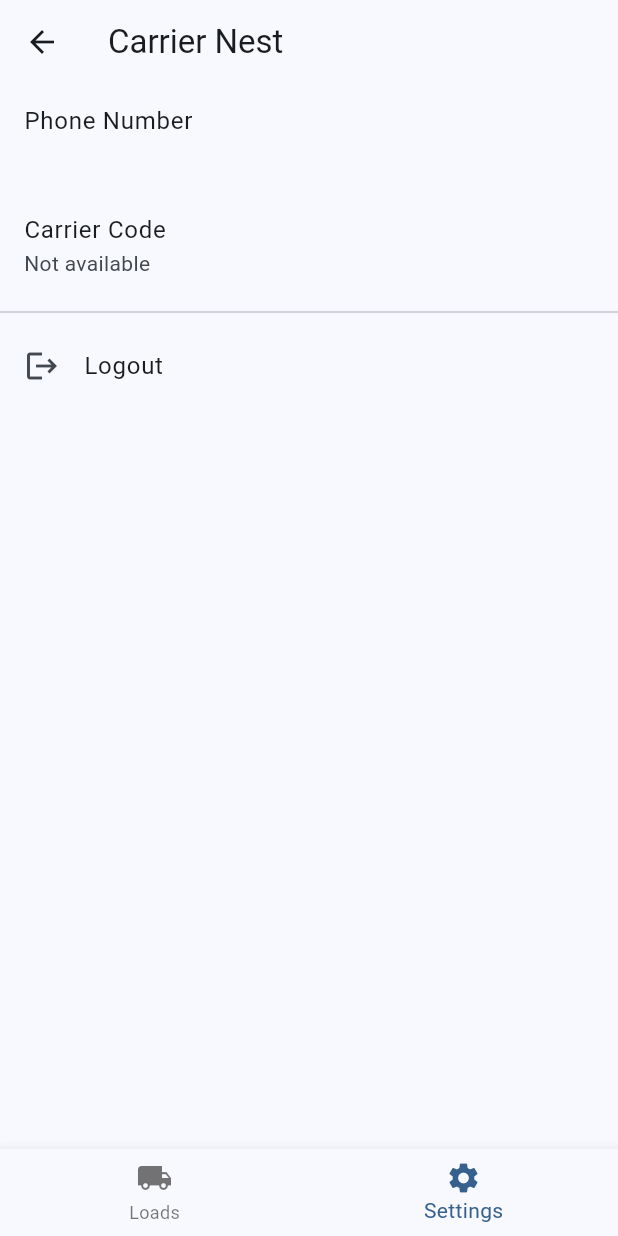
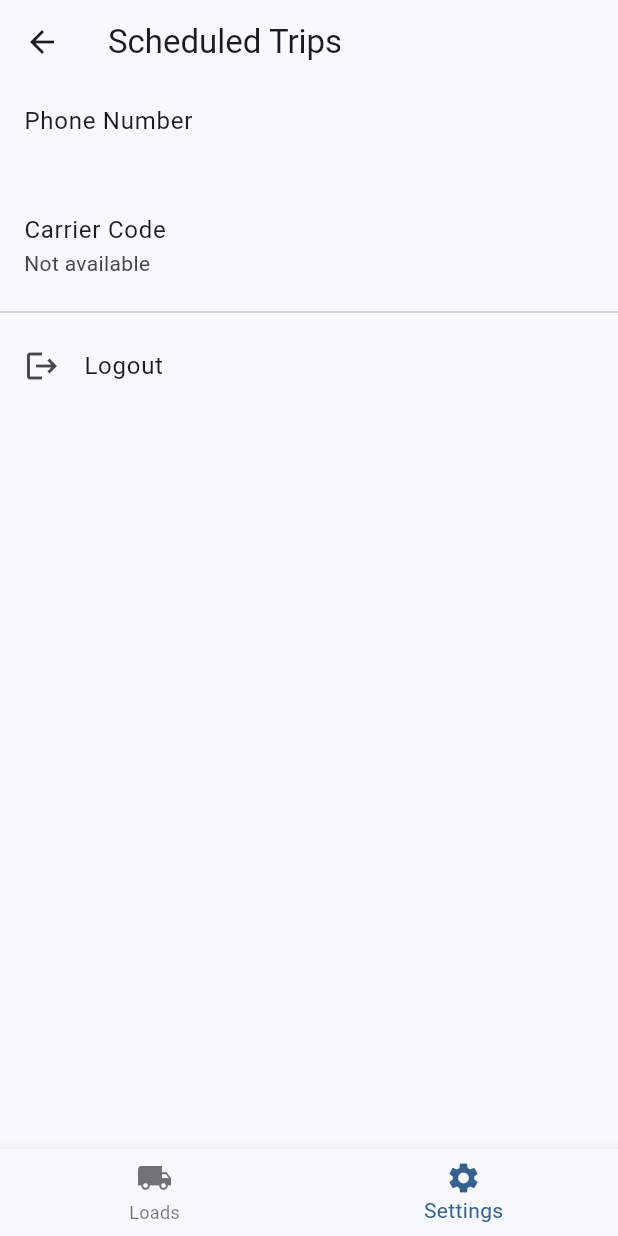
Before and after one commit to mannybatth/carrier-nest-flutter, a Flutter app: the MyHomePage screen opened directly, item 2 of the bottom bar chosen, on a phone screen of 412 x 824 dp. Run offline on Flutter 3.47's test engine with Material 3 defaults, Android fonts, the phone set to English and light mode, and no system bars; our stand-ins replace cookie_jar, dio, dio_cookie_manager, file_picker, geolocator, image_picker and 3 more; accounts and stored records are empty; network calls fail.

Commit message:
change main title

```diff
--- a/lib/pages/home.dart
+++ b/lib/pages/home.dart
@@ -33,7 +33,7 @@ class _MyHomePageState extends State<MyHomePage> {
   Widget build(BuildContext context) {
     return Scaffold(
       appBar: AppBar(
-        title: const Text('Carrier Nest'), // Made constant
+        title: const Text('Scheduled Trips'), // Made constant
       ),
       body: _getCurrentView(),
       bottomNavigationBar: BottomNavigationBar(
```
